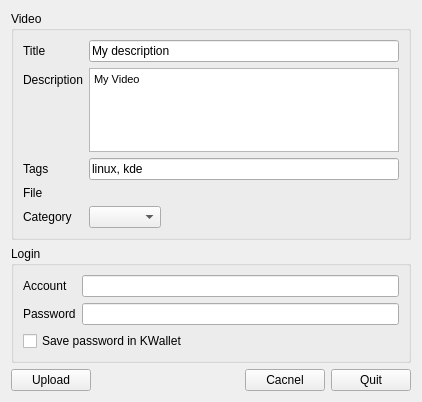
The window that src/plugins/upload/youtube/ui/youtube.ui (hippich/recorditnow) describes before a commit, drawn with Qt 5.
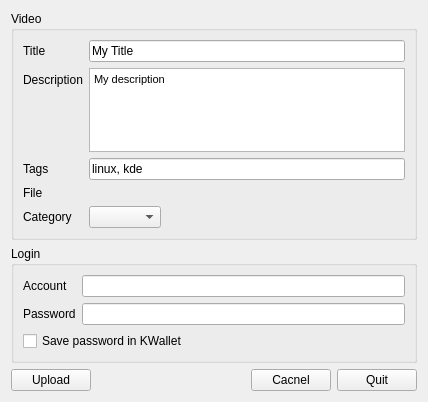
The same window after the commit. Custom widgets are drawn as their Qt base class.

Patch:
```diff
--- a/src/plugins/upload/youtube/ui/youtube.ui
+++ b/src/plugins/upload/youtube/ui/youtube.ui
@@ -6,7 +6,7 @@
    <rect>
     <x>0</x>
     <y>0</y>
-    <width>422</width>
+    <width>428</width>
     <height>402</height>
    </rect>
   </property>
@@ -35,7 +35,7 @@
         <item row="1" column="1">
          <widget class="KLineEdit" name="titleEdit">
           <property name="text">
-           <string>My description</string>
+           <string>My Title</string>
           </property>
           <property name="maxLength">
            <number>60</number>
@@ -56,7 +56,7 @@
 &lt;html&gt;&lt;head&gt;&lt;meta name=&quot;qrichtext&quot; content=&quot;1&quot; /&gt;&lt;style type=&quot;text/css&quot;&gt;
 p, li { white-space: pre-wrap; }
 &lt;/style&gt;&lt;/head&gt;&lt;body style=&quot; font-family:'Tahoma'; font-size:8pt; font-weight:400; font-style:normal;&quot;&gt;
-&lt;p style=&quot; margin-top:0px; margin-bottom:0px; margin-left:0px; margin-right:0px; -qt-block-indent:0; text-indent:0px;&quot;&gt;My Video&lt;/p&gt;&lt;/body&gt;&lt;/html&gt;</string>
+&lt;p style=&quot; margin-top:0px; margin-bottom:0px; margin-left:0px; margin-right:0px; -qt-block-indent:0; text-indent:0px;&quot;&gt;My description&lt;/p&gt;&lt;/body&gt;&lt;/html&gt;</string>
           </property>
          </widget>
         </item>
```
